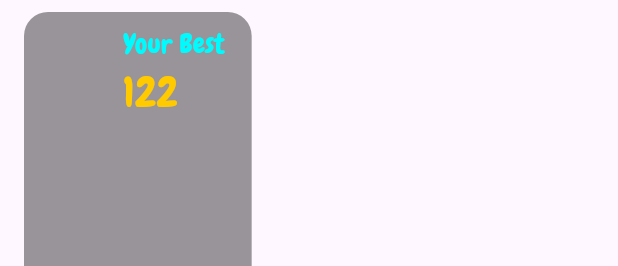
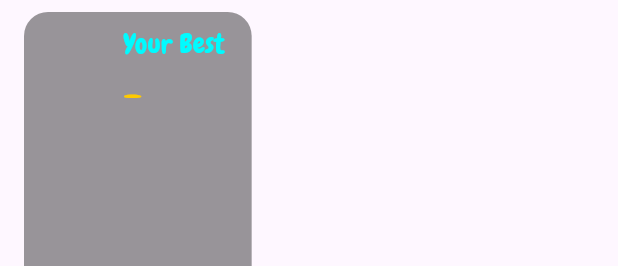
Before and after one commit to NoMercy235/flappy_dash, a Flutter app: the BestScoreBtn widget shown alone on an empty page, opened directly, on a phone screen of 412 x 824 dp. Shown: the top 266 px of the screen. Run offline on Flutter 3.47's test engine with Material 3 defaults, Android fonts, the phone set to English and light mode, and no system bars; our stand-ins replace device_info_plus, equatable, flutter_animate, flutter_bloc, flutter_svg, get_it and 1 more; missing offline and left inert: android_id, flame, flame_bloc, flutter_soloud, nakama; accounts and stored records are empty; statements that could not run were skipped.

Commit message:
feat: update best score (firstOrNull - which is not great)

```diff
--- a/lib/domain/entities/leaderboard_entity.dart
+++ b/lib/domain/entities/leaderboard_entity.dart
@@ -3,9 +3,11 @@ import 'package:flappy_dash/domain/extensions/user.dart';
 import 'package:nakama/nakama.dart';
 
 class LeaderboardEntity with EquatableMixin {
+  LeaderboardRecord? get ownerRecord => _recordList.records?.firstOrNull;
+  int get length => _recordList.records?.length ?? 0;
+
   final LeaderboardRecordList _recordList;
   final Map<String, User> _userProfiles;
-  int get length => _recordList.records?.length ?? 0;
 
   (LeaderboardRecord record, String name) operator [](int index) {
     final record = _recordList.records![index];
--- a/lib/presentation/dialogs/leaderboard_dialog.dart
+++ b/lib/presentation/dialogs/leaderboard_dialog.dart
@@ -96,7 +96,7 @@ class _LeaderBoardDialogState extends State<LeaderBoardDialog> {
 }
 
 class LeaderBoardRow extends StatelessWidget {
-  final int rank;
+  final int? rank;
   final String name;
   final int score;
   final bool isMine;
@@ -110,6 +110,8 @@ class LeaderBoardRow extends StatelessWidget {
 
   @override
   Widget build(BuildContext context) {
+    final calculatedRank = rank ?? 1;
+
     return RowWrapper(
       context: context,
       child: Container(
@@ -120,7 +122,7 @@ class LeaderBoardRow extends StatelessWidget {
         ),
         child: Row(
           children: [
-            rank <= 3 ? Trophy(rank: rank) : NormalScore(),
+            calculatedRank <= 3 ? Trophy(rank: calculatedRank) : NormalScore(),
             Padding(
               padding: EdgeInsets.only(left: Constants.ui.paddingXxs),
               child: Text(
--- a/lib/presentation/widgets/buttons/best_score_btn.dart
+++ b/lib/presentation/widgets/buttons/best_score_btn.dart
@@ -1,7 +1,9 @@
+import 'package:flappy_dash/presentation/bloc/game/game_cubit.dart';
 import 'package:flappy_dash/presentation/widgets/buttons/menu_btn_base.dart';
 import 'package:flappy_dash/presentation/widgets/common/trophy.dart';
 import 'package:flappy_dash/utils/constants.dart';
 import 'package:flutter/material.dart';
+import 'package:flutter_bloc/flutter_bloc.dart';
 
 class BestScoreBtn extends StatelessWidget {
   final VoidCallback onTap;
@@ -34,15 +36,22 @@ class BestScoreBtn extends StatelessWidget {
               fontSize: Constants.ui.fonts.sizeXxs,
             ),
           ),
-          Text(
-            '122',
-            style: TextStyle(
-              color: Constants.ui.colors.secondaryText,
-              fontSize: Constants.ui.fonts.sizeSmall,
-            ),
-          ),
+          ScoreNumber(),
         ],
       ),
     );
   }
+
+  Widget ScoreNumber() {
+    return BlocBuilder<GameCubit, GameState>(builder: (context, state) {
+      final record = state.currentLeaderboard?.ownerRecord;
+      return Text(
+        record?.score.toString() ?? '-',
+        style: TextStyle(
+          color: Constants.ui.colors.secondaryText,
+          fontSize: Constants.ui.fonts.sizeSmall,
+        ),
+      );
+    });
+  }
 }
```
